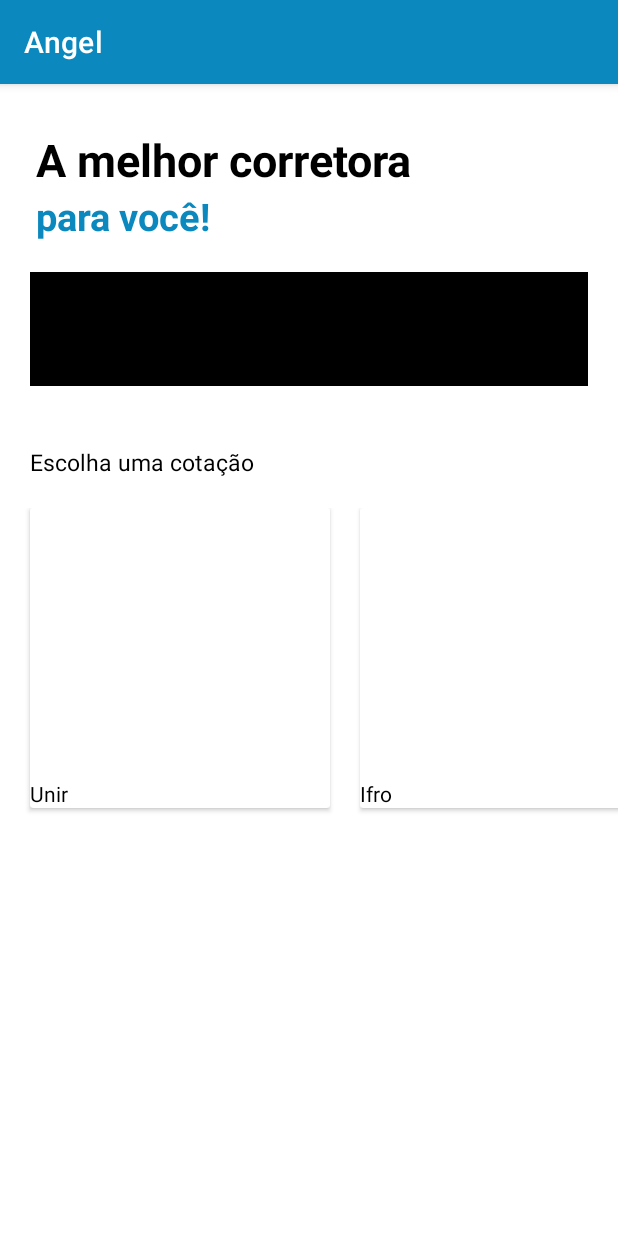
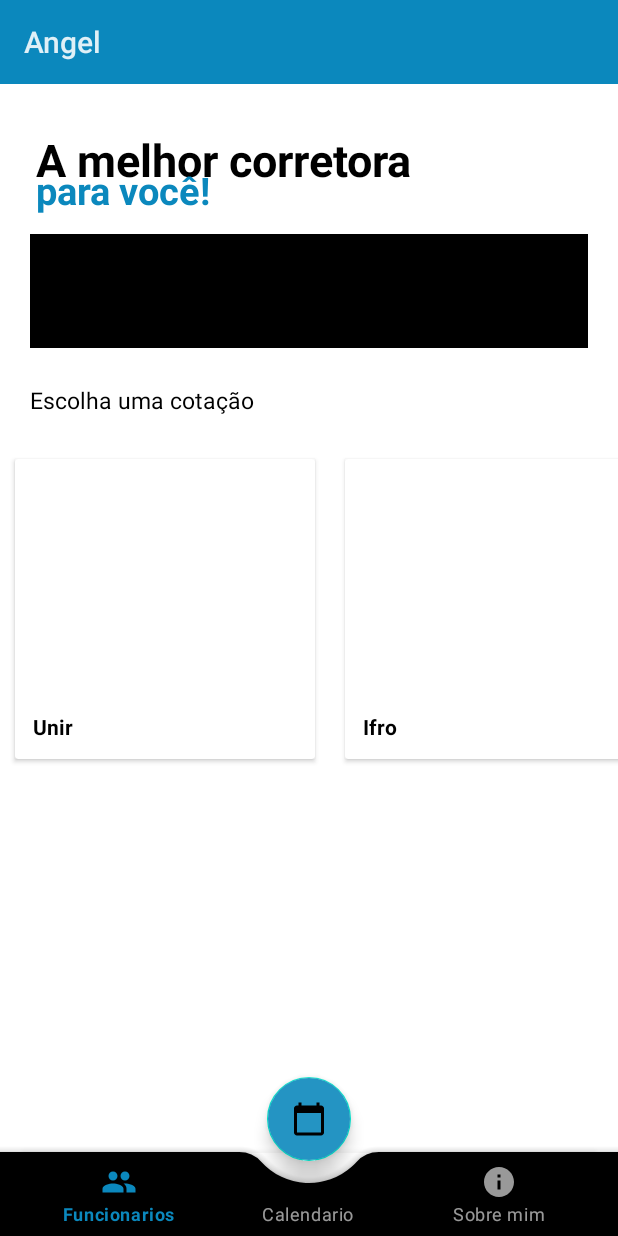
Before and after one commit to joaovictor78/app_corretagem, an Android app: the screen it shows after launch (homeActivity), on a phone screen of 412 x 824 dp. Run offline under Robolectric (Android 15) with nearby library versions, the phone set to English and light mode, and no system bars.

Commit message:
created home screen

```diff
--- a/app/build.gradle
+++ b/app/build.gradle
@@ -29,16 +29,7 @@ android {
 }
 
 dependencies {
-
-    implementation 'androidx.appcompat:appcompat:1.2.0'
+    implementation 'androidx.constraintlayout:constraintlayout:2.0.4'
+    implementation 'androidx.recyclerview:recyclerview:1.1.0'
     implementation 'com.google.android.material:material:1.2.1'
-    implementation 'androidx.constraintlayout:constraintlayout:2.0.4'
-    implementation 'androidx.vectordrawable:vectordrawable:1.1.0'
-    implementation 'androidx.navigation:navigation-fragment:2.2.2'
-    implementation 'androidx.navigation:navigation-ui:2.2.2'
-    implementation 'androidx.lifecycle:lifecycle-livedata-ktx:2.2.0'
-    implementation 'androidx.lifecycle:lifecycle-viewmodel-ktx:2.2.0'
-    testImplementation 'junit:junit:4.+'
-    androidTestImplementation 'androidx.test.ext:junit:1.1.2'
-    androidTestImplementation 'androidx.test.espresso:espresso-core:3.3.0'
 }
--- /dev/null
+++ b/app/src/main/res/drawable/ic_calendar.xml
@@ -0,0 +1,5 @@
+<vector android:height="24dp" android:tint="#0B88BD"
+    android:viewportHeight="24" android:viewportWidth="24"
+    android:width="24dp" xmlns:android="http://schemas.android.com/apk/res/android">
+    <path android:fillColor="@android:color/white" android:pathData="M20,3h-1L19,1h-2v2L7,3L7,1L5,1v2L4,3c-1.1,0 -2,0.9 -2,2v16c0,1.1 0.9,2 2,2h16c1.1,0 2,-0.9 2,-2L22,5c0,-1.1 -0.9,-2 -2,-2zM20,21L4,21L4,8h16v13z"/>
+</vector>
--- /dev/null
+++ b/app/src/main/res/drawable/ic_funcionarios.xml
@@ -0,0 +1,5 @@
+<vector android:height="24dp" android:tint="#0B88BD"
+    android:viewportHeight="24" android:viewportWidth="24"
+    android:width="24dp" xmlns:android="http://schemas.android.com/apk/res/android">
+    <path android:fillColor="@android:color/white" android:pathData="M16,11c1.66,0 2.99,-1.34 2.99,-3S17.66,5 16,5c-1.66,0 -3,1.34 -3,3s1.34,3 3,3zM8,11c1.66,0 2.99,-1.34 2.99,-3S9.66,5 8,5C6.34,5 5,6.34 5,8s1.34,3 3,3zM8,13c-2.33,0 -7,1.17 -7,3.5L1,19h14v-2.5c0,-2.33 -4.67,-3.5 -7,-3.5zM16,13c-0.29,0 -0.62,0.02 -0.97,0.05 1.16,0.84 1.97,1.97 1.97,3.45L17,19h6v-2.5c0,-2.33 -4.67,-3.5 -7,-3.5z"/>
+</vector>
--- /dev/null
+++ b/app/src/main/res/drawable/ic_information.xml
@@ -0,0 +1,5 @@
+<vector android:height="24dp" android:tint="#FFFFFF"
+    android:viewportHeight="24" android:viewportWidth="24"
+    android:width="24dp" xmlns:android="http://schemas.android.com/apk/res/android">
+    <path android:fillColor="@android:color/white" android:pathData="M12,2C6.48,2 2,6.48 2,12s4.48,10 10,10 10,-4.48 10,-10S17.52,2 12,2zM13,17h-2v-6h2v6zM13,9h-2L11,7h2v2z"/>
+</vector>
--- a/app/src/main/res/layout/card_item.xml
+++ b/app/src/main/res/layout/card_item.xml
@@ -4,7 +4,8 @@
     android:layout_height="200dp"
     android:layout_width="200dp"
     android:id="@+id/card_view"
-    android:layout_marginLeft="20dp"
+    android:layout_marginLeft="10dp"
+    android:layout_marginRight="10dp"
     card_view:cardBackgroundColor="@color/white"
     card_view:cardCornerRadius="2dp"
     >
@@ -13,7 +14,9 @@
             android:id="@+id/nameCorretora"
             android:layout_width="match_parent"
             android:layout_height="match_parent"
-            android:text="Unimed"
+            android:text="Not defined"
             android:gravity="bottom"
+            android:layout_margin="12dp"
             android:textColor="@color/black"
+            android:textStyle="bold"
             /> </androidx.cardview.widget.CardView>
--- a/app/src/main/res/layout/home_activity.xml
+++ b/app/src/main/res/layout/home_activity.xml
@@ -1,5 +1,5 @@
 <?xml version="1.0" encoding="utf-8"?>
-<androidx.constraintlayout.widget.ConstraintLayout xmlns:android="http://schemas.android.com/apk/res/android"
+<androidx.coordinatorlayout.widget.CoordinatorLayout xmlns:android="http://schemas.android.com/apk/res/android"
     xmlns:app="http://schemas.android.com/apk/res-auto"
     xmlns:tools="http://schemas.android.com/tools"
     android:layout_width="match_parent"
@@ -8,21 +8,20 @@
 
 
     <TextView
-        android:id="@+id/textView2"
+        android:id="@+id/titleMain"
         android:layout_width="wrap_content"
         android:layout_height="wrap_content"
-        android:layout_marginStart="24dp"
-        android:layout_marginLeft="20dp"
         android:layout_marginTop="30dp"
+        android:layout_marginLeft="24dp"
         android:text="A melhor corretora"
         android:textColor="@color/black"
         android:textSize="30sp"
         android:textStyle="bold"
-        app:layout_constraintStart_toStartOf="parent"
-        app:layout_constraintTop_toTopOf="parent" />
+        android:gravity="start"
+        />
 
     <TextView
-        android:id="@+id/textView3"
+        android:id="@+id/subtitleMain"
         android:layout_width="wrap_content"
         android:layout_height="wrap_content"
         android:layout_marginStart="24dp"
@@ -31,39 +30,74 @@
         android:textColor="#0B88BD"
         android:textSize="25sp"
         android:textStyle="bold"
-        app:layout_constraintStart_toStartOf="parent"
-        app:layout_constraintTop_toBottomOf="@+id/textView2" />
+        app:layout_anchor="@id/titleMain"
+        app:layout_anchorGravity="bottom"/>
+
 
     <ImageView
-        android:id="@+id/imageView2"
+        android:id="@+id/banner"
         android:layout_width="match_parent"
         android:layout_height="76dp"
-        android:layout_margin="20dp"
+        android:layout_marginLeft="20dp"
+        android:layout_marginRight="20dp"
+        android:layout_marginTop="100dp"
         android:background="@color/black"
-        app:layout_constraintTop_toBottomOf="@+id/textView3"
-        tools:layout_editor_absoluteX="24dp"></ImageView>
+        app:layout_anchor="@id/subtitleMain"
+        app:layout_anchorGravity="bottom"
+        tools:layout_editor_absoluteX="24dp"/>
 
     <TextView
-        android:id="@+id/textView"
+        android:id="@+id/categories"
         android:layout_width="wrap_content"
         android:layout_height="wrap_content"
-        android:layout_marginTop="40dp"
+        android:layout_marginTop="200dp"
         android:layout_marginLeft="20dp"
+        android:layout_marginBottom="20dp"
         android:text="Escolha uma cotação"
         android:textColor="@color/black"
         android:textSize="15sp"
-        app:layout_constraintStart_toStartOf="parent"
-        app:layout_constraintTop_toBottomOf="@+id/imageView2"></TextView>
+        app:layout_anchorGravity="bottom"
+        app:layout_anchor="@id/banner"></TextView>
 
     <androidx.recyclerview.widget.RecyclerView
         android:id="@+id/rowlistview"
         android:layout_width="match_parent"
-        android:layout_height="331dp"
-        android:layout_marginTop="20dp"
+        android:layout_height="wrap_content"
+        android:layout_marginTop="250dp"
         android:orientation="horizontal"
         app:layoutManager="androidx.recyclerview.widget.LinearLayoutManager"
-        app:layout_constraintStart_toStartOf="parent"
-        app:layout_constraintTop_toBottomOf="@+id/textView"
+        app:layout_anchor="@+id/categories"
+        app:layout_anchorGravity="bottom|center"
         tools:ignore="MissingConstraints" />
 
-</androidx.constraintlayout.widget.ConstraintLayout>
+    <com.google.android.material.bottomappbar.BottomAppBar
+        android:id="@+id/bottomAppBar"
+        android:layout_width="match_parent"
+        android:layout_height="wrap_content"
+        android:layout_gravity="bottom"
+        app:backgroundTint="@color/black"
+        app:fabCradleMargin="15dp"
+        app:fabCradleRoundedCornerRadius="20dp"
+        app:fabCradleVerticalOffset="22dp"
+        app:hideOnScroll="true"
+        tools:ignore="BottomAppBar,MissingConstraints">
+
+        <com.google.android.material.bottomnavigation.BottomNavigationView
+            android:layout_width="match_parent"
+            android:layout_height="match_parent"
+            android:background="@color/transparent"
+            android:layout_marginRight="16dp"
+            app:menu="@menu/bottom_navmenu" />
+    </com.google.android.material.bottomappbar.BottomAppBar>
+
+    <com.google.android.material.floatingactionbutton.FloatingActionButton
+        android:id="@+id/bottomNavigationMenuView"
+        android:layout_width="wrap_content"
+        android:layout_height="wrap_content"
+        android:backgroundTint="@color/ciano_480"
+        android:src="@drawable/ic_calendar"
+        app:layout_anchor="@id/bottomAppBar"
+        app:rippleColor="@color/white" />
+
+
+</androidx.coordinatorlayout.widget.CoordinatorLayout>
--- /dev/null
+++ b/app/src/main/res/menu/bottom_navmenu.xml
@@ -0,0 +1,11 @@
+<?xml version="1.0" encoding="utf-8"?>
+<menu xmlns:android="http://schemas.android.com/apk/res/android">
+    <item android:id="@+id/employees"
+        android:title="Funcionarios"
+        android:icon="@drawable/ic_funcionarios"/>
+    <item android:id="@+id/calendar"
+        android:title="Calendario"/>
+    <item android:id="@+id/about_me"
+        android:title="Sobre mim"
+        android:icon="@drawable/ic_information"/>
+</menu>
--- a/app/src/main/res/values/colors.xml
+++ b/app/src/main/res/values/colors.xml
@@ -7,4 +7,5 @@
     <color name="teal_700">#FF018786</color>
     <color name="black">#FF000000</color>
     <color name="white">#FFFFFFFF</color>
+    <color name="transparent">#00000000 </color>
 </resources>
--- a/app/src/main/res/values/themes.xml
+++ b/app/src/main/res/values/themes.xml
@@ -1,6 +1,6 @@
 <resources xmlns:tools="http://schemas.android.com/tools">
     <!-- Base application theme. -->
-    <style name="Theme.CorretagemApp" parent="Theme.MaterialComponents.DayNight.DarkActionBar">
+    <style name="Theme.CorretagemApp" parent="Theme.MaterialComponents">
         <!-- Primary brand color. -->
         <item name="colorPrimary">@color/ciano_480</item>
         <item name="colorPrimaryVariant">@color/ciano_481</item>
@@ -12,5 +12,9 @@
         <!-- Status bar color. -->
         <item name="android:statusBarColor" tools:targetApi="l">?attr/colorPrimaryVariant</item>
         <!-- Customize your theme here. -->
+        <item name="android:colorBackground">@color/white</item>
+        <item name="colorSurface">@color/ciano_480</item>
     </style>
+
+
 </resources>
```
Also changed, not shown: 1 other file.
